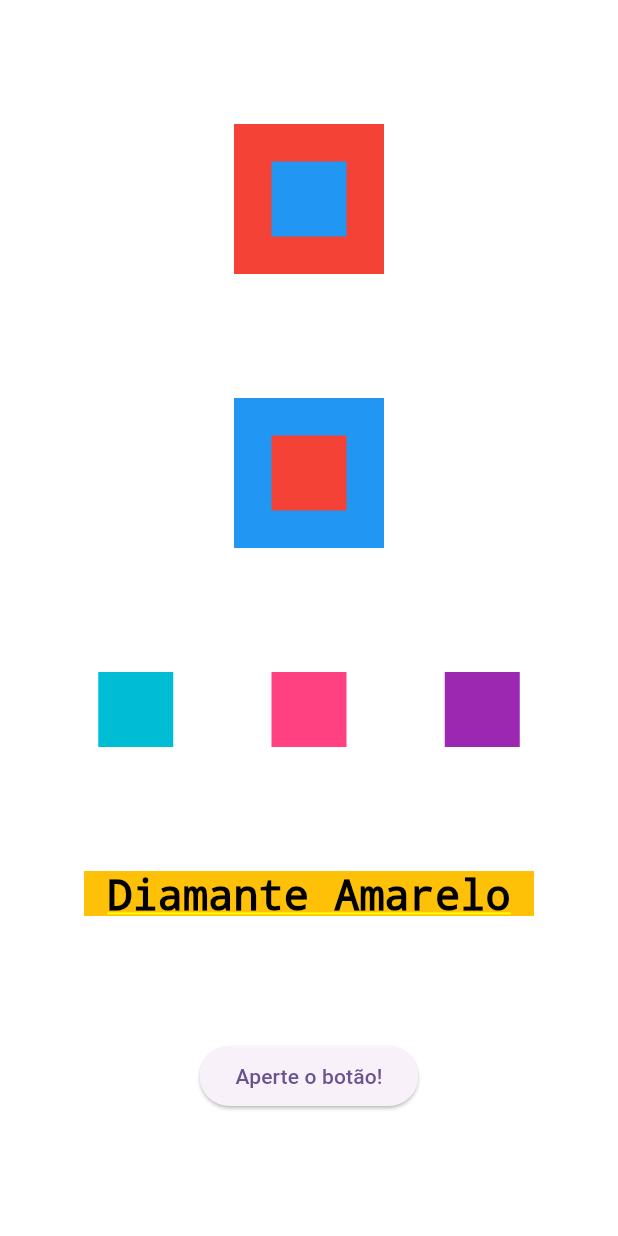
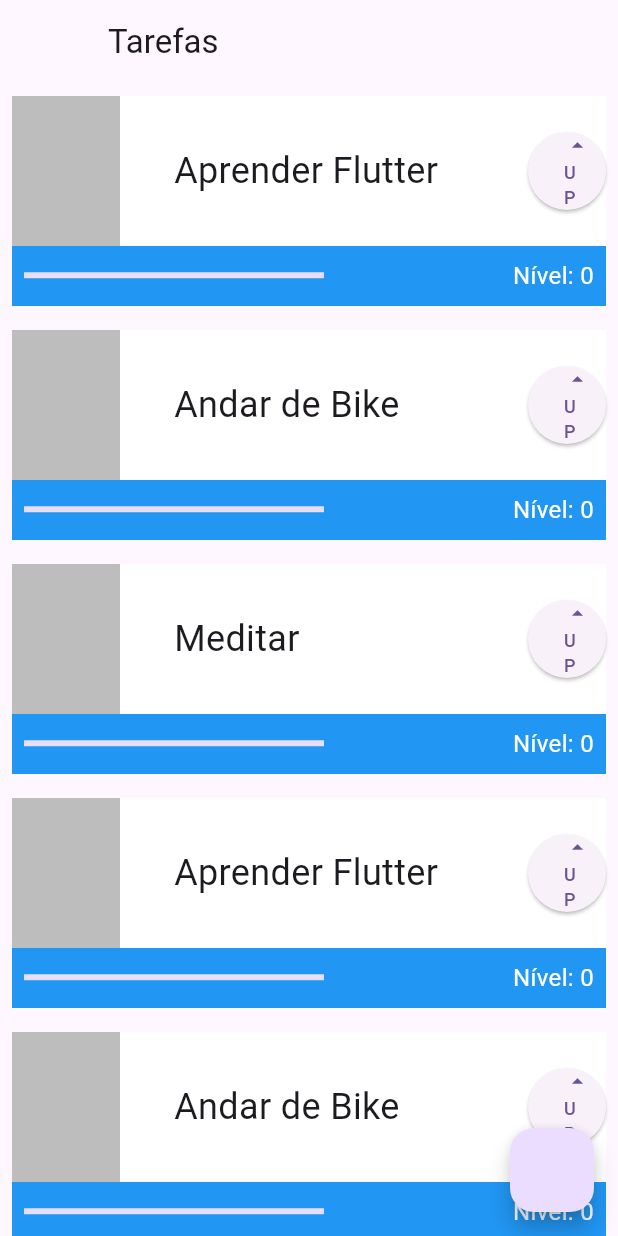
Before and after one commit to andr-marc/alura-flutter, a Flutter app: the screen it shows after launch, on a phone screen of 412 x 824 dp. Run offline on Flutter 3.47's test engine with Material 2 defaults, Android fonts, the phone set to English and light mode, and no system bars.

Commit message:
+ stateful widget

```diff
--- a/lib/main.dart
+++ b/lib/main.dart
@@ -15,76 +15,120 @@ class MyApp extends StatelessWidget {
         colorScheme: ColorScheme.fromSeed(seedColor: Colors.deepPurple),
         useMaterial3: true,
       ),
-      home: Container(
-        color: Colors.white,
-        child: Column(
-          mainAxisAlignment: MainAxisAlignment.spaceEvenly,
-          crossAxisAlignment: CrossAxisAlignment.center,
+      home: Scaffold(
+        appBar: AppBar(
+          leading: Container(),
+          title: const Text('Tarefas'),
+        ),
+        body: ListView(
+          children: const [
+            Task(name: 'Aprender Flutter'),
+            Task(name: 'Andar de Bike'),
+            Task(name: 'Meditar'),
+            Task(name: 'Aprender Flutter'),
+            Task(name: 'Andar de Bike'),
+            Task(name: 'Meditar'),
+          ],
+        ),
+        floatingActionButton: FloatingActionButton(onPressed: () {}),
+      ),
+    );
+  }
+}
+
+class Task extends StatefulWidget {
+  final String name;
+  const Task({
+    super.key,
+    required this.name,
+  });
+
+  @override
+  State<Task> createState() => _TaskState();
+}
+
+class _TaskState extends State<Task> {
+  int level = 0;
+  @override
+  Widget build(BuildContext context) {
+    return Padding(
+      padding: const EdgeInsets.all(8.0),
+      child: Container(
+        child: Stack(
           children: [
-            Stack(
-              alignment: AlignmentDirectional.center,
+            Container(
+              color: Colors.blue,
+              height: 140,
+            ),
+            Column(
               children: [
                 Container(
-                  color: Colors.red,
-                  width: 100,
+                  color: Colors.white,
                   height: 100,
+                  child: Row(
+                    mainAxisAlignment: MainAxisAlignment.spaceBetween,
+                    children: [
+                      Container(
+                        color: Colors.black26,
+                        width: 72,
+                        height: 100,
+                      ),
+                      Container(
+                        width: 200,
+                        child: Text(
+                          widget.name,
+                          style: const TextStyle(
+                              fontSize: 24, overflow: TextOverflow.ellipsis),
+                        ),
+                      ),
+                      Container(
+                        height: 52,
+                        width: 52,
+                        child: ElevatedButton(
+                            onPressed: () {
+                              setState(() {
+                                level++;
+                              });
+                            },
+                            child: const Column(
+                              mainAxisAlignment: MainAxisAlignment.spaceEvenly,
+                              crossAxisAlignment: CrossAxisAlignment.end,
+                              children: [
+                                Icon(Icons.arrow_drop_up),
+                                Text(
+                                  'UP',
+                                  style: TextStyle(fontSize: 12),
+                                )
+                              ],
+                            )),
+                      )
+                    ],
+                  ),
                 ),
-                Container(
-                  color: Colors.blue,
-                  width: 50,
-                  height: 50,
+                Row(
+                  mainAxisAlignment: MainAxisAlignment.spaceBetween,
+                  children: [
+                    Padding(
+                      padding: const EdgeInsets.all(8.0),
+                      child: Container(
+                        width: 200,
+                        child: LinearProgressIndicator(
+                          value: level / 10,
+                          color: Colors.white,
+                        ),
+                      ),
+                    ),
+                    Padding(
+                      padding: const EdgeInsets.all(8.0),
+                      child: Text(
+                        'Nível: $level',
+                        style:
+                            const TextStyle(color: Colors.white, fontSize: 16),
+                      ),
+                    ),
+                  ],
                 )
               ],
-            ),
-            Stack(
-              alignment: AlignmentDirectional.center,
-              children: [
-                Container(
-                  color: Colors.blue,
-                  width: 100,
-                  height: 100,
-                ),
-                Container(
-                  color: Colors.red,
-                  width: 50,
-                  height: 50,
-                )
-              ],
-            ),
-            Row(
-              mainAxisAlignment: MainAxisAlignment.spaceEvenly,
-              crossAxisAlignment: CrossAxisAlignment.center,
-              children: [
-                Container(
-                  color: Colors.cyan,
-                  width: 50,
-                  height: 50,
-                ),
-                Container(
-                  color: Colors.pinkAccent,
-                  width: 50,
-                  height: 50,
-                ),
-                Container(
-                  color: Colors.purple,
-                  width: 50,
-                  height: 50,
-                )
-              ],
-            ),
-            Container(
-              color: Colors.amber,
-              height: 30,
-              width: 300,
-              child: const Text(
-                'Diamante Amarelo',
-                textAlign: TextAlign.center,
-                style: TextStyle(color: Colors.black, fontSize: 28),
-              ),
-            ),
-            ElevatedButton(
-              onPressed: () {},
-              child: const Text("Aperte o botão!"),
             )
           ],
         ),
```
Also changed, not shown: lib/home.dart (added, +74 -0 lines).
